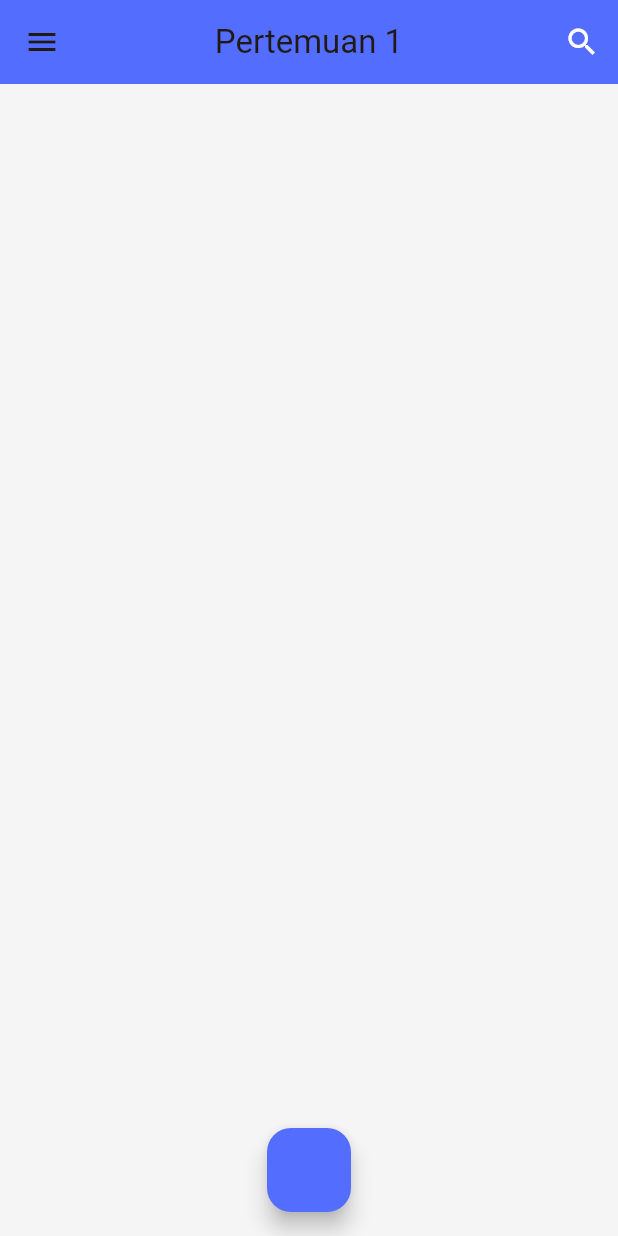
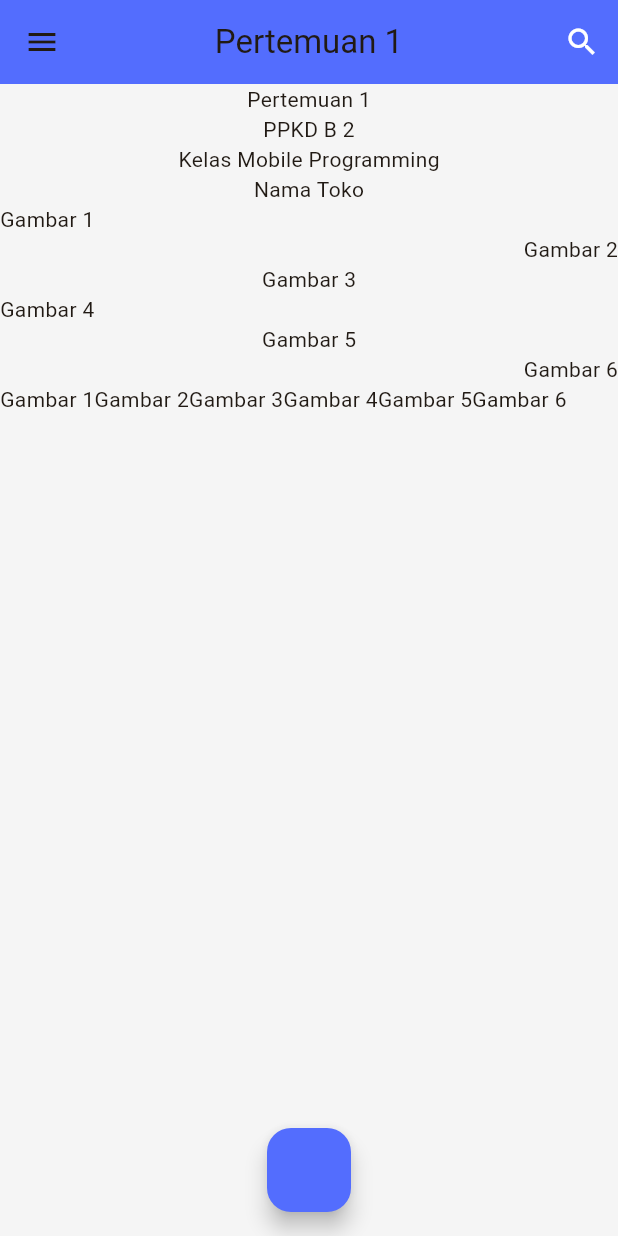
Before and after one commit to Habibieproject/ppkd_b_2, a Flutter app: the screen it shows after launch, on a phone screen of 412 x 824 dp. Run offline on Flutter 3.47's test engine with Material 3 defaults, Android fonts, the phone set to English and light mode, and no system bars.

Commit message:
Belajar Column dan Row

```diff
--- a/lib/main.dart
+++ b/lib/main.dart
@@ -1,5 +1,5 @@
 import 'package:flutter/material.dart';
-import 'package:ppkd_b_2/meet_1.dart';
+import 'package:ppkd_b_2/meet_1/meet_1.dart';
 
 void main() {
   runApp(const MyApp());
--- a/lib/meet_1.dart
+++ /dev/null
@@ -1,32 +0,0 @@
-import 'package:flutter/material.dart';
-
-class MeetSatu extends StatelessWidget {
-  const MeetSatu({super.key});
-
-  @override
-  Widget build(BuildContext context) {
-    return Scaffold(
-      appBar: AppBar(
-        backgroundColor: Colors.indigoAccent, // Changed color to indigoAccent
-        title: Text("Pertemuan 1"), // Changed title to "Pertemuan 1"
-        centerTitle: true, // Centered the title
-        actions: [
-          IconButton(
-            icon: Icon(Icons.search, color: Colors.white),
-            onPressed: () {
-              // Action for search button
-            },
-          ),
-        ],
-      ),
-      drawer: Drawer(),
-      backgroundColor: Colors.grey[100], // Changed background color to white
-      floatingActionButton: FloatingActionButton(
-        backgroundColor: Colors.indigoAccent,
-        onPressed: () {},
-      ),
-      floatingActionButtonLocation: FloatingActionButtonLocation.centerFloat,
-      // body: ,
-    );
-  }
-}
--- /dev/null
+++ b/lib/meet_1/meet_1.dart
@@ -0,0 +1,109 @@
+import 'package:flutter/material.dart';
+
+class MeetSatu extends StatelessWidget {
+  const MeetSatu({super.key});
+
+  @override
+  Widget build(BuildContext context) {
+    return Scaffold(
+      appBar: AppBar(
+        backgroundColor: Colors.indigoAccent, // Changed color to indigoAccent
+        title: Text("Pertemuan 1"), // Changed title to "Pertemuan 1"
+        centerTitle: true, // Centered the title
+        actions: [
+          IconButton(
+            icon: Icon(Icons.search, color: Colors.white),
+            onPressed: () {
+              // Action for search button
+            },
+          ),
+        ],
+      ),
+      drawer: Drawer(
+        child: Column(
+          mainAxisAlignment: MainAxisAlignment.start,
+          // crossAxisAlignment: CrossAxisAlignment.center,
+          children: [
+            Text("Pertemuan 1"),
+            Text("PPKD B 2"),
+            Text("Kelas Mobile Programming"),
+            Text("Nama Toko"),
+            Row(children: [Text("Gambar 1")]),
+            Row(
+              mainAxisAlignment: MainAxisAlignment.end,
+              children: [Text("Gambar 2")],
+            ),
+            Text("Gambar 3"),
+            Row(
+              mainAxisAlignment: MainAxisAlignment.start,
+              children: [Text("Gambar 4")],
+            ),
+            Row(
+              mainAxisAlignment: MainAxisAlignment.center,
+              children: [Text("Gambar 5")],
+            ),
+            Row(
+              mainAxisAlignment: MainAxisAlignment.end,
+              children: [Text("Gambar 6")],
+            ),
+            Text("Gambar 7"),
+            Row(
+              children: [
+                Text("Gambar 1"),
+                Text("Gambar 2"),
+                Text("Gambar 3"),
+                Text("Gambar 4"),
+                Text("Gambar 5"),
+                Text("Gambar 6"),
+              ],
+            ),
+          ],
+        ),
+      ),
+      backgroundColor: Colors.grey[100], // Changed background color to white
+      floatingActionButton: FloatingActionButton(
+        backgroundColor: Colors.indigoAccent,
+        onPressed: () {},
+      ),
+      floatingActionButtonLocation: FloatingActionButtonLocation.centerFloat,
+      body: Column(
+        mainAxisAlignment: MainAxisAlignment.start,
+        // crossAxisAlignment: CrossAxisAlignment.center,
+        children: [
+          Text("Pertemuan 1"),
+          Text("PPKD B 2"),
+          Text("Kelas Mobile Programming"),
+          Text("Nama Toko"),
+          Row(children: [Text("Gambar 1")]),
+          Row(
+            mainAxisAlignment: MainAxisAlignment.end,
+            children: [Text("Gambar 2")],
+          ),
+          Text("Gambar 3"),
+          Row(
+            mainAxisAlignment: MainAxisAlignment.start,
+            children: [Text("Gambar 4")],
+          ),
+          Row(
+            mainAxisAlignment: MainAxisAlignment.center,
+            children: [Text("Gambar 5")],
+          ),
+          Row(
+            mainAxisAlignment: MainAxisAlignment.end,
+            children: [Text("Gambar 6")],
+          ),
+          Row(
+            children: [
+              Text("Gambar 1"),
+              Text("Gambar 2"),
+              Text("Gambar 3"),
+              Text("Gambar 4"),
+              Text("Gambar 5"),
+              Text("Gambar 6"),
+            ],
+          ),
+        ],
+      ),
+    );
+  }
+}
```
